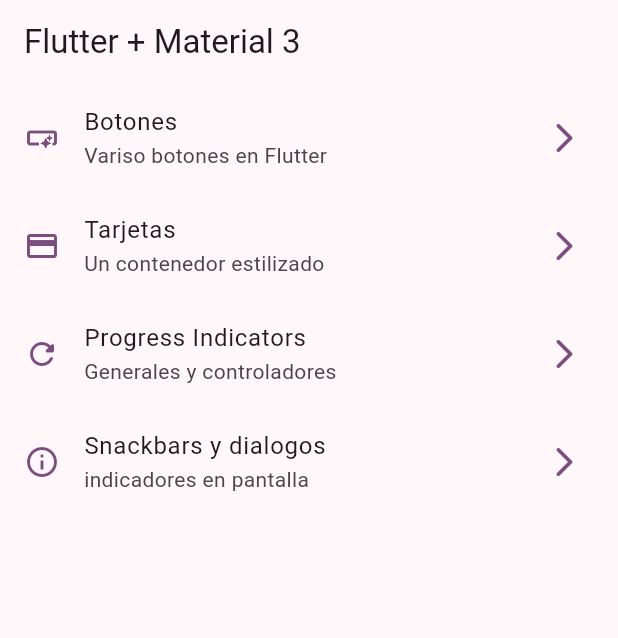
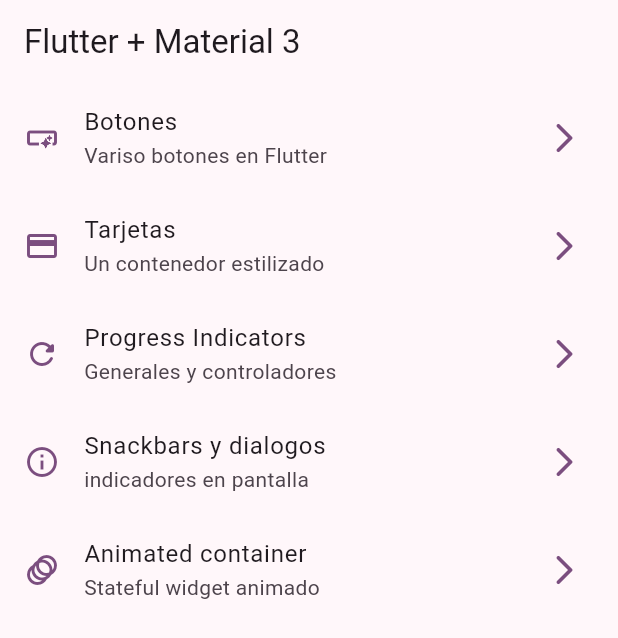
Before and after one commit to dcavadiam/widgets-app, a Flutter app: the screen it shows after launch, on a phone screen of 412 x 824 dp. Shown: the top 638 px of the screen. Run offline on Flutter 3.47's test engine with Material 3 defaults, Android fonts, the phone set to English and light mode, and no system bars; our stand-ins replace go_router.

Commit message:
Animated container finished

```diff
--- a/lib/config/menu/menu_items.dart
+++ b/lib/config/menu/menu_items.dart
@@ -36,4 +36,9 @@ const appMenuItems = <MenuItem>[
       subTitle: 'indicadores en pantalla',
       link: '/snackbars',
       icon: Icons.info_outline),
+  MenuItem(
+      title: 'Animated container',
+      subTitle: 'Stateful widget animado',
+      link: '/animated',
+      icon: Icons.animation),
 ];
--- a/lib/config/router/app_router.dart
+++ b/lib/config/router/app_router.dart
@@ -31,5 +31,10 @@ final appRouter = GoRouter(
       name: SnackbarsScreen.routeName,
       builder: (context, state) => const SnackbarsScreen(),
     ),
+    GoRoute(
+      path: '/animated',
+      name: AnimatedScreen.routeName,
+      builder: (context, state) => const AnimatedScreen(),
+    ),
   ],
 );
```
Also changed, not shown: lib/presentation/screens/animated/animated_screen.dart (+48 -2 lines).
